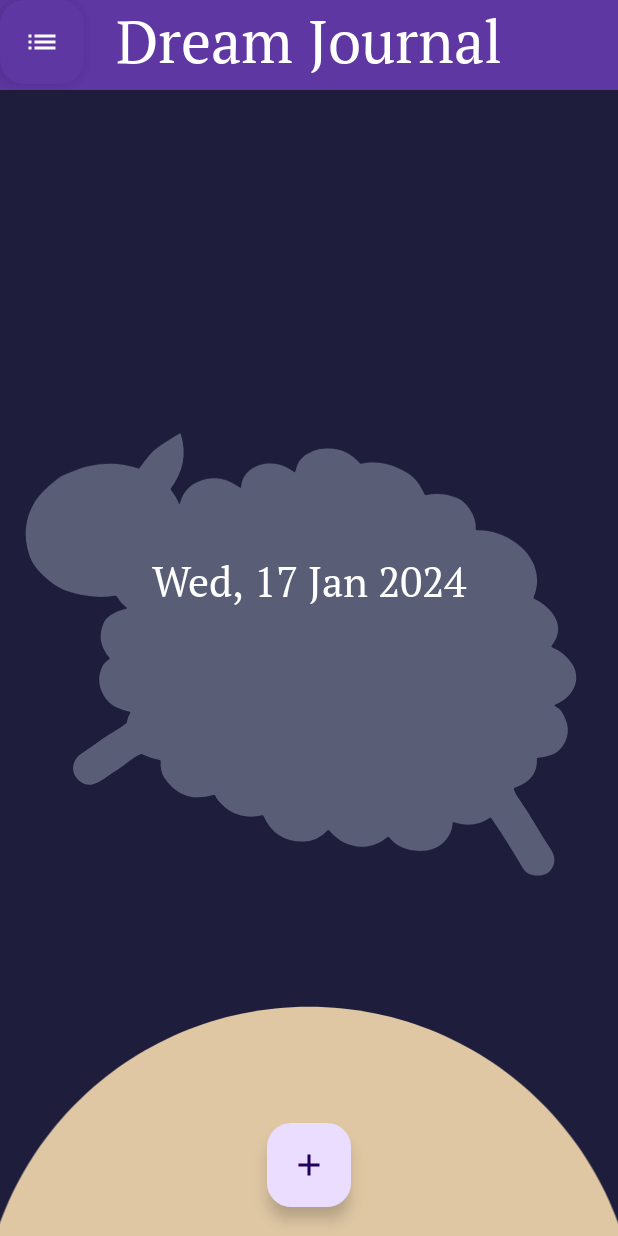
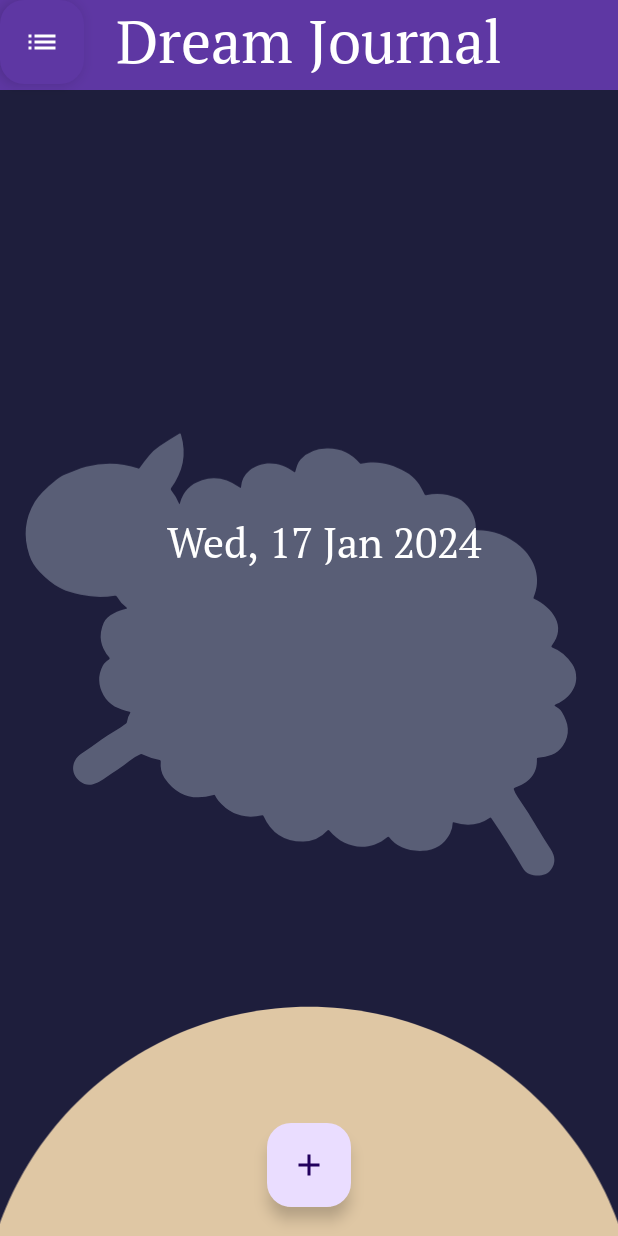
Before and after one commit to Ferdinand134/dream-journal, an Android app: the screen it shows after launch (HomeActivity), on a phone screen of 412 x 824 dp. Run offline under Robolectric (Android 15) with nearby library versions, the phone set to English and light mode, and no system bars; our stand-ins replace Room's generated code.

Commit message:
moved date

```diff
--- a/app/src/main/res/layout/activity_main.xml
+++ b/app/src/main/res/layout/activity_main.xml
@@ -85,8 +85,8 @@
         />
 
     <TextView
+        android:text="Date"
         android:id="@+id/date"
-        android:text="Date"
         android:hint="Date: "
         android:textColor="@color/white"
         android:layout_width="match_parent"
@@ -94,8 +94,8 @@
         android:gravity="center"
         android:fontFamily="@font/ptserif_regular"
         android:textSize="28dp"
-        android:layout_marginBottom="48dp"
-        />
+        android:layout_marginBottom="100dp"
+android:layout_marginLeft="20dp" />
 
     <pl.droidsonroids.gif.GifImageView
         android:id="@+id/gifImageView1"
--- a/app/src/main/res/layout/log_list.xml
+++ b/app/src/main/res/layout/log_list.xml
@@ -35,7 +35,7 @@
         <TextView
             android:id="@+id/log_content"
             android:text="bontent"
-            android:textSize="18sp"
+            android:textSize="15sp"
             android:textColor="@color/vanilla"
             android:maxLines="10"
             android:textStyle="normal"
@@ -47,7 +47,7 @@
         <TextView
             android:id="@+id/log_date"
             android:text="date"
-            android:textSize="15sp"
+            android:textSize="12sp"
             android:textColor="@color/vanilla"
             android:maxLines="10"
             android:textStyle="normal"
```
